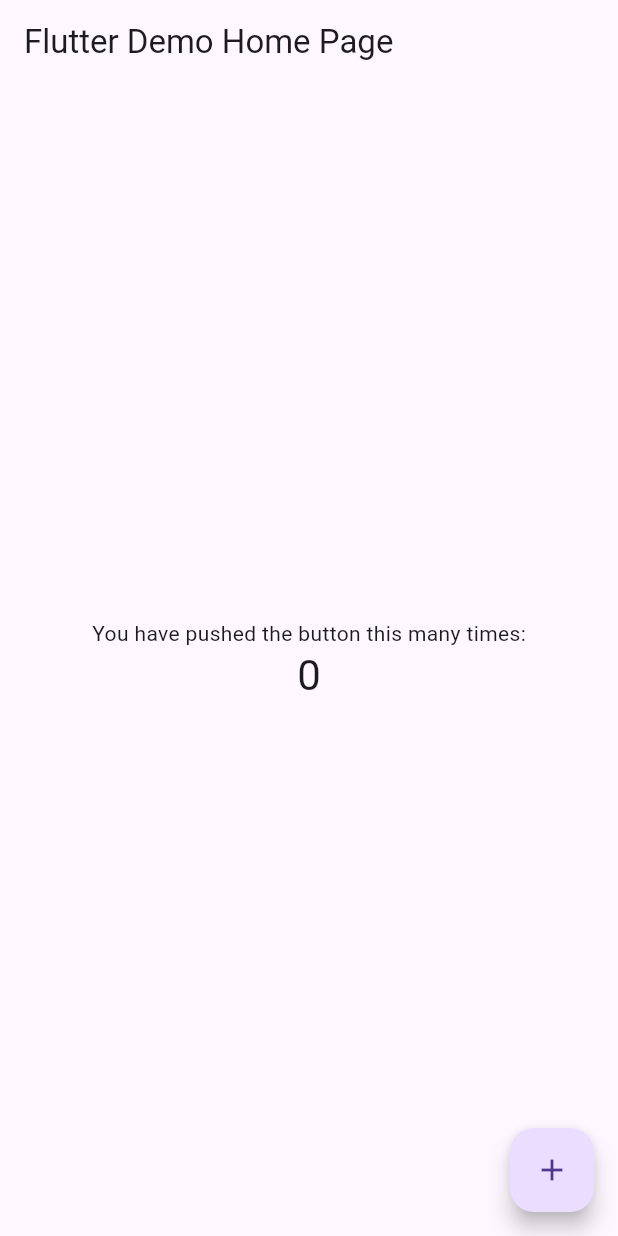
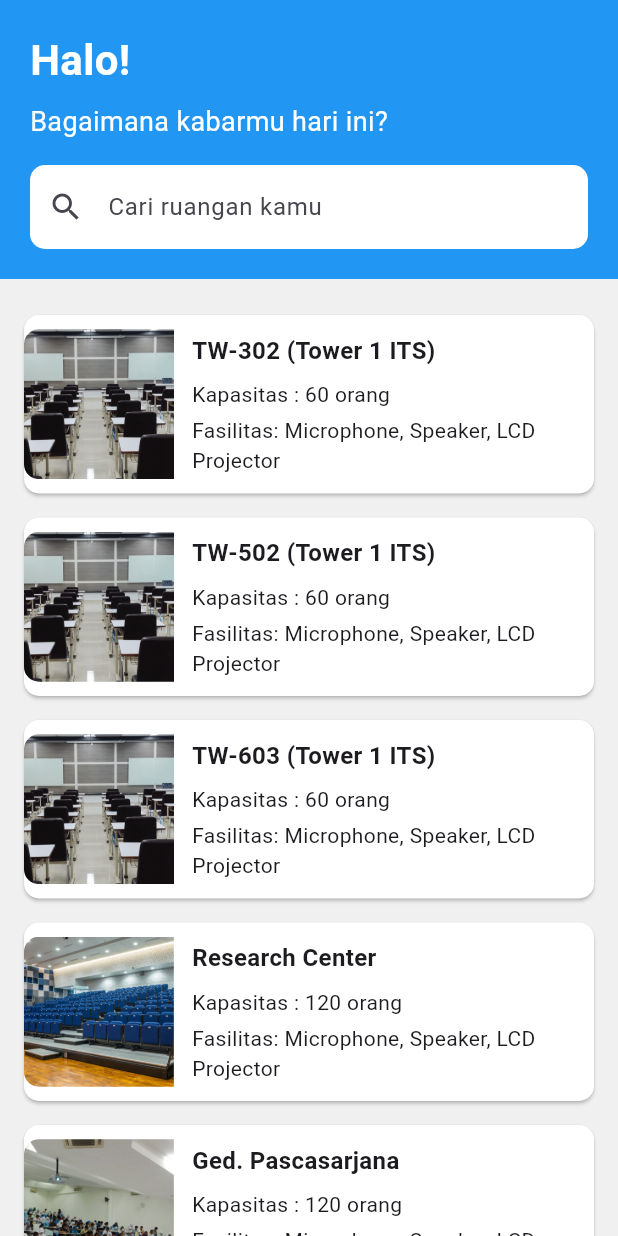
Before and after one commit to HyggeHalcyon/FP-Mobile-Programming, a Flutter app: the screen it shows after launch, on a phone screen of 412 x 824 dp. Run offline on Flutter 3.47's test engine with Material 3 defaults, Android fonts, the phone set to English and light mode, and no system bars.

Commit message:
first branch commit

```diff
--- /dev/null
+++ b/lib/form_create.dart
@@ -0,0 +1,169 @@
+import 'package:flutter/material.dart';
+
+class FormCreatePage extends StatelessWidget {
+  const FormCreatePage({super.key});
+
+  @override
+  Widget build(BuildContext context) {
+    return Scaffold(
+      backgroundColor: const Color(0xFFF0F0F0), // Slightly darker than white
+      body: SingleChildScrollView(
+        child: Column(
+          children: [
+            Container(
+              padding: const EdgeInsets.all(20.0),
+              color: Colors.blue,
+              child: Column(
+                crossAxisAlignment: CrossAxisAlignment.start,
+                children: [
+                  const Text(
+                    "Halo!",
+                    style: TextStyle(
+                      color: Colors.white,
+                      fontSize: 28,
+                      fontWeight: FontWeight.bold,
+                    ),
+                  ),
+                  const SizedBox(height: 8),
+                  const Text(
+                    "Bagaimana kabarmu hari ini?",
+                    style: TextStyle(color: Colors.white, fontSize: 18),
+                  ),
+                  const SizedBox(height: 16),
+                  TextField(
+                    decoration: InputDecoration(
+                      filled: true,
+                      fillColor: Colors.white,
+                      hintText: "Cari ruangan kamu",
+                      prefixIcon: const Icon(Icons.search),
+                      border: OutlineInputBorder(
+                        borderRadius: BorderRadius.circular(10.0),
+                        borderSide: BorderSide.none,
+                      ),
+                    ),
+                  ),
+                ],
+              ),
+            ),
+            const SizedBox(height: 16),
+            RoomCard(
+              imagePath: 'assets/tw302.jpg', // Replace with your asset path
+              roomName: "TW-302 (Tower 1 ITS)",
+              capacity: "60 orang",
+              facilities: "Microphone, Speaker, LCD Projector",
+              onTap: () {
+                Navigator.pushNamed(context, '/roomDetails');
+              },
+            ),
+            RoomCard(
+              imagePath: 'assets/tw502.jpg',
+              roomName: "TW-502 (Tower 1 ITS)",
+              capacity: "60 orang",
+              facilities: "Microphone, Speaker, LCD Projector",
+              onTap: () {
+                Navigator.pushNamed(context, '/roomDetails');
+              },
+            ),
+            RoomCard(
+              imagePath: 'assets/tw603.jpg',
+              roomName: "TW-603 (Tower 1 ITS)",
+              capacity: "60 orang",
+              facilities: "Microphone, Speaker, LCD Projector",
+              onTap: () {
+                Navigator.pushNamed(context, '/roomDetails');
+              },
+            ),
+            RoomCard(
+              imagePath: 'assets/research_center.jpg',
+              roomName: "Research Center",
+              capacity: "120 orang",
+              facilities: "Microphone, Speaker, LCD Projector",
+              onTap: () {
+                Navigator.pushNamed(context, '/roomDetails');
+              },
+            ),
+            RoomCard(
+              imagePath: 'assets/ged_pascasarjana.jpg',
+              roomName: "Ged. Pascasarjana",
+              capacity: "120 orang",
+              facilities: "Microphone, Speaker, LCD Screen",
+              onTap: () {
+                Navigator.pushNamed(context, '/roomDetails');
+              },
+            ),
+          ],
+        ),
+      ),
+    );
+  }
+}
+
+class RoomCard extends StatelessWidget {
+  final String imagePath;
+  final String roomName;
+  final String capacity;
+  final String facilities;
+  final VoidCallback onTap;
+
+  const RoomCard({
+    super.key,
+    required this.imagePath,
+    required this.roomName,
+    required this.capacity,
+    required this.facilities,
+    required this.onTap,
+  });
+
+  @override
+  Widget build(BuildContext context) {
+    return GestureDetector(
+      onTap: onTap,
+      child: Card(
+        color: Colors.white, // Make the card white
+        margin: const EdgeInsets.symmetric(horizontal: 16, vertical: 8),
+        shape: RoundedRectangleBorder(
+          borderRadius: BorderRadius.circular(10),
+        ),
+        child: Row(
+          children: [
+            Container(
+              width: 100,
+              height: 100,
+              decoration: BoxDecoration(
+                borderRadius: const BorderRadius.only(
+                  topLeft: Radius.circular(10),
+                  bottomLeft: Radius.circular(10),
+                ),
+                image: DecorationImage(
+                  image: AssetImage(imagePath),
+                  fit: BoxFit.cover,
+                ),
+              ),
+            ),
+            Expanded(
+              child: Padding(
+                padding: const EdgeInsets.all(12.0),
+                child: Column(
+                  crossAxisAlignment: CrossAxisAlignment.start,
+                  children: [
+                    Text(
+                      roomName,
+                      style: const TextStyle(
+                        fontSize: 16,
+                        fontWeight: FontWeight.bold,
+                      ),
+                    ),
+                    const SizedBox(height: 8),
+                    Text("Kapasitas : $capacity"),
+                    const SizedBox(height: 4),
+                    Text("Fasilitas: $facilities"),
+                  ],
+                ),
+              ),
+            ),
+          ],
+        ),
+      ),
+    );
+  }
+}
--- a/lib/main.dart
+++ b/lib/main.dart
@@ -1,4 +1,6 @@
 import 'package:flutter/material.dart';
+import 'form_create.dart';
+import 'room_details.dart'; // Import the new page
 
 void main() {
   runApp(const MyApp());
@@ -7,109 +9,18 @@
 class MyApp extends StatelessWidget {
   const MyApp({super.key});
 
-  // This widget is the root of your application.
   @override
   Widget build(BuildContext context) {
     return MaterialApp(
-      title: 'Flutter Demo',
+      title: 'Room Finder',
       theme: ThemeData(
-        // This is the theme of your application.
-        //
-        // Try running your application with "flutter run". You'll see the
-        // application has a blue toolbar. Then, without quitting the app, try
-        // changing the primarySwatch below to Colors.green and then invoke
-        // "hot reload" (press "r" in the console where you ran "flutter run",
-        // or simply save your changes to "hot reload" in a Flutter IDE).
-        // Notice that the counter didn't reset back to zero; the application
-        // is not restarted.
         primarySwatch: Colors.blue,
       ),
-      home: const MyHomePage(title: 'Flutter Demo Home Page'),
+      home: const FormCreatePage(),
+      routes: {
+        '/roomDetails': (context) =>
+            const RoomDetailsPage(), // Define the route
+      },
     );
   }
 }
-
-class MyHomePage extends StatefulWidget {
-  const MyHomePage({super.key, required this.title});
-
-  // This widget is the home page of your application. It is stateful, meaning
-  // that it has a State object (defined below) that contains fields that affect
-  // how it looks.
-
-  // This class is the configuration for the state. It holds the values (in this
-  // case the title) provided by the parent (in this case the App widget) and
-  // used by the build method of the State. Fields in a Widget subclass are
-  // always marked "final".
-
-  final String title;
-
-  @override
-  State<MyHomePage> createState() => _MyHomePageState();
-}
-
-class _MyHomePageState extends State<MyHomePage> {
-  int _counter = 0;
-
-  void _incrementCounter() {
-    setState(() {
-      // This call to setState tells the Flutter framework that something has
-      // changed in this State, which causes it to rerun the build method below
-      // so that the display can reflect the updated values. If we changed
-      // _counter without calling setState(), then the build method would not be
-      // called again, and so nothing would appear to happen.
-      _counter++;
-    });
-  }
-
-  @override
-  Widget build(BuildContext context) {
-    // This method is rerun every time setState is called, for instance as done
-    // by the _incrementCounter method above.
-    //
-    // The Flutter framework has been optimized to make rerunning build methods
-    // fast, so that you can just rebuild anything that needs updating rather
-    // than having to individually change instances of widgets.
-    return Scaffold(
-      appBar: AppBar(
-        // Here we take the value from the MyHomePage object that was created by
-        // the App.build method, and use it to set our appbar title.
-        title: Text(widget.title),
-      ),
-      body: Center(
-        // Center is a layout widget. It takes a single child and positions it
-        // in the middle of the parent.
-        child: Column(
-          // Column is also a layout widget. It takes a list of children and
-          // arranges them vertically. By default, it sizes itself to fit its
-          // children horizontally, and tries to be as tall as its parent.
-          //
-          // Invoke "debug painting" (press "p" in the console, choose the
-          // "Toggle Debug Paint" action from the Flutter Inspector in Android
-          // Studio, or the "Toggle Debug Paint" command in Visual Studio Code)
-          // to see the wireframe for each widget.
-          //
-          // Column has various properties to control how it sizes itself and
-          // how it positions its children. Here we use mainAxisAlignment to
-          // center the children vertically; the main axis here is the vertical
-          // axis because Columns are vertical (the cross axis would be
-          // horizontal).
-          mainAxisAlignment: MainAxisAlignment.center,
-          children: <Widget>[
-            const Text(
-              'You have pushed the button this many times:',
-            ),
-            Text(
-              '$_counter',
-              style: Theme.of(context).textTheme.headline4,
-            ),
-          ],
-        ),
-      ),
-      floatingActionButton: FloatingActionButton(
-        onPressed: _incrementCounter,
-        tooltip: 'Increment',
-        child: const Icon(Icons.add),
-      ), // This trailing comma makes auto-formatting nicer for build methods.
-    );
-  }
-}
```
Also changed, not shown: lib/room_details.dart (added, +185 -0 lines), pubspec.yaml (+15 -12 lines), assets/ged_pascasarjana.jpg (added), assets/research_center.jpg (added), assets/tw302.jpg (added), assets/tw502.jpg (added), assets/tw603.jpg (added), pubspec.lock, 1 other file.
